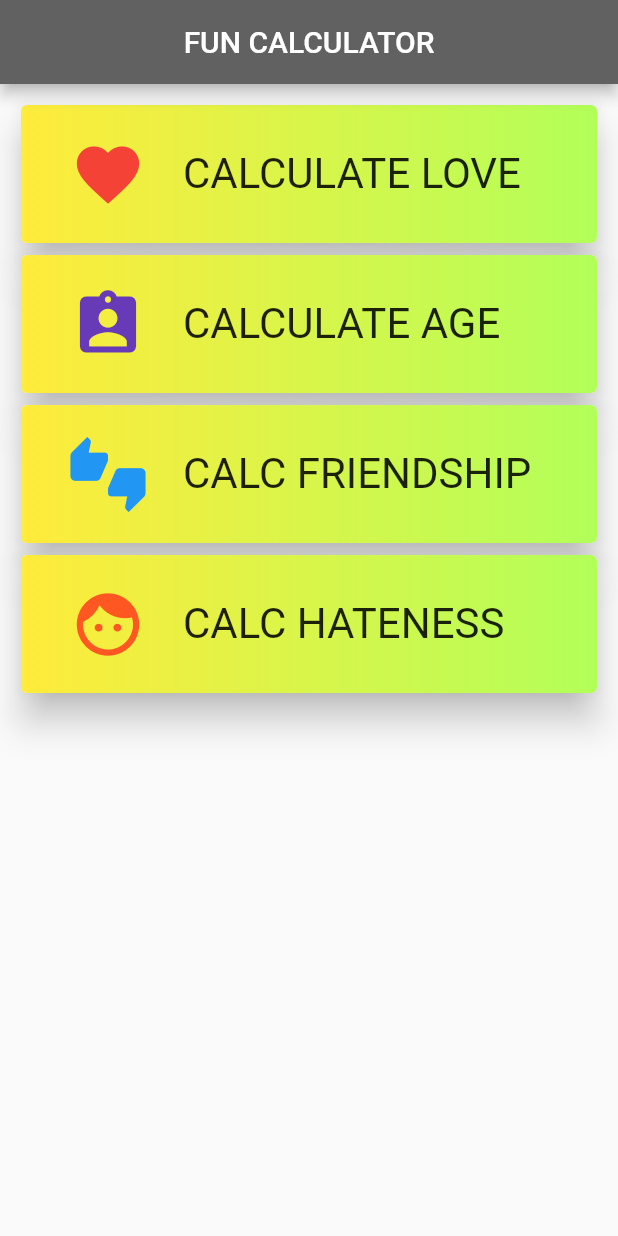
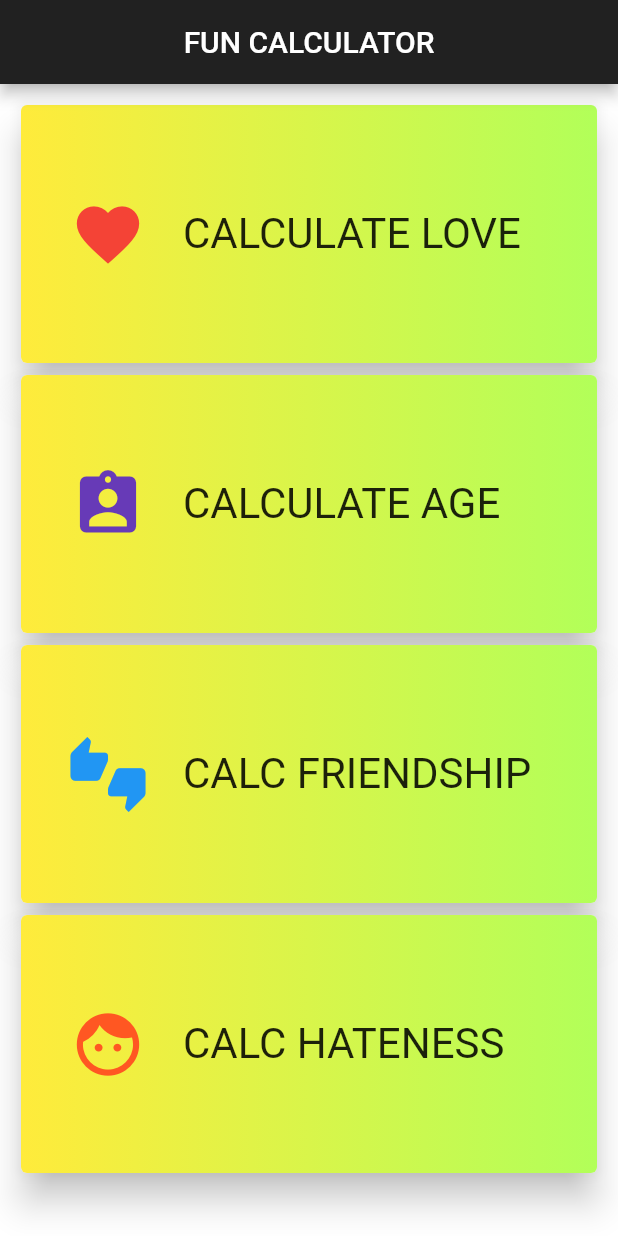
Before and after one commit to RajdeepThakare/Fun-Calculator, a Flutter app: the screen it shows after launch, on a phone screen of 412 x 824 dp. Run offline on Flutter 3.47's test engine with Material 2 defaults, Android fonts, the phone set to English and light mode, and no system bars; drawn by our look-alikes of gradient_widgets.

Commit message:
home UI updated

```diff
--- a/lib/pages/home.dart
+++ b/lib/pages/home.dart
@@ -13,14 +13,15 @@ class _HomeState extends State<Home> {
       appBar: AppBar(
         title: Text("FUN CALCULATOR"),
         centerTitle: true,
-        backgroundColor: Colors.grey[700],
+        backgroundColor: Colors.grey[900],
       ),
       body: Container(
+        color: Colors.white,
         padding: EdgeInsets.all(10),
         child: ListView(
           children: <Widget>[
             Container(
-              height: 100,
+              height: 180,
               child: GradientCard(
                 gradient: LinearGradient(
                     colors: [Colors.yellow, Colors.lightGreenAccent]),
@@ -58,7 +59,7 @@ class _HomeState extends State<Home> {
               ),
             ),
             Container(
-              height: 100,
+              height: 180,
               child: GradientCard(
                 gradient: LinearGradient(
                     colors: [Colors.yellow, Colors.lightGreenAccent]),
@@ -96,7 +97,7 @@ class _HomeState extends State<Home> {
               ),
             ),
             Container(
-              height: 100,
+              height: 180,
               child: GradientCard(
                 gradient: LinearGradient(
                     colors: [Colors.yellow, Colors.lightGreenAccent]),
@@ -134,7 +135,7 @@ class _HomeState extends State<Home> {
               ),
             ),
             Container(
-              height: 100,
+              height: 180,
               child: GradientCard(
                 gradient: LinearGradient(
                     colors: [Colors.yellow, Colors.lightGreenAccent]),
```
